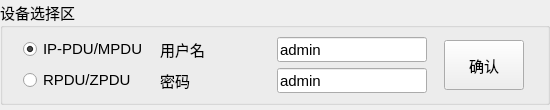
ChinaClever/NetUpgradeTool, file NetUpgradeTool/devselectwid.ui: the form before one commit.
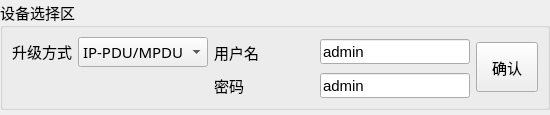
The form after the commit.

What changed in the file:
```diff
--- a/NetUpgradeTool/devselectwid.ui
+++ b/NetUpgradeTool/devselectwid.ui
@@ -41,29 +41,119 @@
       <string>设备选择区</string>
      </property>
      <layout class="QGridLayout" name="gridLayout">
-      <item row="0" column="0">
-       <widget class="QRadioButton" name="ipRadio">
-        <property name="maximumSize">
-         <size>
-          <width>120</width>
-          <height>20</height>
-         </size>
-        </property>
-        <property name="font">
-         <font>
-          <family>Arial</family>
-          <pointsize>11</pointsize>
-         </font>
-        </property>
-        <property name="text">
-         <string>IP-PDU/MPDU</string>
-        </property>
-        <property name="checked">
-         <bool>true</bool>
-        </property>
-       </widget>
-      </item>
       <item row="0" column="1">
+       <widget class="QComboBox" name="ChooseTypeBox">
+        <item>
+         <property name="text">
+          <string>IP-PDU/MPDU</string>
+         </property>
+        </item>
+        <item>
+         <property name="text">
+          <string>ZPDU/RPDU</string>
+         </property>
+        </item>
+        <item>
+         <property name="text">
+          <string>SPDU</string>
+         </property>
+        </item>
+       </widget>
+      </item>
+      <item row="1" column="3">
+       <widget class="QLineEdit" name="pwdEdit">
+        <property name="sizePolicy">
+         <sizepolicy hsizetype="Fixed" vsizetype="Fixed">
+          <horstretch>0</horstretch>
+          <verstretch>0</verstretch>
+         </sizepolicy>
+        </property>
+        <property name="minimumSize">
+         <size>
+          <width>150</width>
+          <height>25</height>
+         </size>
+        </property>
+        <property name="maximumSize">
+         <size>
+          <width>150</width>
+          <height>25</height>
+         </size>
+        </property>
+        <property name="font">
+         <font>
+          <family>Arial</family>
+          <pointsize>11</pointsize>
+         </font>
+        </property>
+        <property name="text">
+         <string>admin</string>
+        </property>
+       </widget>
+      </item>
+      <item row="1" column="2">
+       <widget class="QLabel" name="label_2">
+        <property name="sizePolicy">
+         <sizepolicy hsizetype="Fixed" vsizetype="Fixed">
+          <horstretch>0</horstretch>
+          <verstretch>0</verstretch>
+         </sizepolicy>
+        </property>
+        <property name="minimumSize">
+         <size>
+          <width>100</width>
+          <height>20</height>
+         </size>
+        </property>
+        <property name="maximumSize">
+         <size>
+          <width>100</width>
+          <height>20</height>
+         </size>
+        </property>
+        <property name="font">
+         <font>
+          <family>微软雅黑</family>
+          <pointsize>11</pointsize>
+         </font>
+        </property>
+        <property name="text">
+         <string>密码</string>
+        </property>
+       </widget>
+      </item>
+      <item row="0" column="3">
+       <widget class="QLineEdit" name="userEdit">
+        <property name="sizePolicy">
+         <sizepolicy hsizetype="Fixed" vsizetype="Fixed">
+          <horstretch>0</horstretch>
+          <verstretch>0</verstretch>
+         </sizepolicy>
+        </property>
+        <property name="minimumSize">
+         <size>
+          <width>150</width>
+          <height>25</height>
+         </size>
+        </property>
+        <property name="maximumSize">
+         <size>
+          <width>150</width>
+          <height>25</height>
+         </size>
+        </property>
+        <property name="font">
+         <font>
+          <family>Arial</family>
+          <pointsize>11</pointsize>
+         </font>
+        </property>
+        <property name="text">
+         <string>admin</string>
+        </property>
+       </widget>
+      </item>
+      <item row="0" column="2">
        <widget class="QLabel" name="label">
         <property name="sizePolicy">
          <sizepolicy hsizetype="Fixed" vsizetype="Fixed">
@@ -94,38 +184,7 @@
         </property>
        </widget>
       </item>
-      <item row="0" column="2">
-       <widget class="QLineEdit" name="userEdit">
-        <property name="sizePolicy">
-         <sizepolicy hsizetype="Fixed" vsizetype="Fixed">
-          <horstretch>0</horstretch>
-          <verstretch>0</verstretch>
-         </sizepolicy>
-        </property>
-        <property name="minimumSize">
-         <size>
-          <width>150</width>
-          <height>25</height>
-         </size>
-        </property>
-        <property name="maximumSize">
-         <size>
-          <width>150</width>
-          <height>25</height>
-         </size>
-        </property>
-        <property name="font">
-         <font>
-          <family>Arial</family>
-          <pointsize>11</pointsize>
-         </font>
-        </property>
-        <property name="text">
-         <string>admin</string>
-        </property>
-       </widget>
-      </item>
-      <item row="0" column="3" rowspan="2">
+      <item row="0" column="4" rowspan="2">
        <widget class="QPushButton" name="okBtn">
         <property name="sizePolicy">
          <sizepolicy hsizetype="Fixed" vsizetype="Fixed">
@@ -144,84 +203,16 @@
         </property>
        </widget>
       </item>
-      <item row="1" column="0">
-       <widget class="QRadioButton" name="rzRadio">
-        <property name="maximumSize">
-         <size>
-          <width>120</width>
-          <height>20</height>
-         </size>
-        </property>
-        <property name="font">
-         <font>
-          <family>Arial</family>
-          <pointsize>11</pointsize>
-         </font>
-        </property>
-        <property name="text">
-         <string>RPDU/ZPDU</string>
-        </property>
-       </widget>
-      </item>
-      <item row="1" column="1">
-       <widget class="QLabel" name="label_2">
+      <item row="0" column="0">
+       <widget class="QLabel" name="label_3">
         <property name="sizePolicy">
          <sizepolicy hsizetype="Fixed" vsizetype="Fixed">
           <horstretch>0</horstretch>
           <verstretch>0</verstretch>
          </sizepolicy>
         </property>
-        <property name="minimumSize">
-         <size>
-          <width>100</width>
-          <height>20</height>
-         </size>
-        </property>
-        <property name="maximumSize">
-         <size>
-          <width>100</width>
-          <height>20</height>
-         </size>
-        </property>
-        <property name="font">
-         <font>
-          <family>微软雅黑</family>
-          <pointsize>11</pointsize>
-         </font>
-        </property>
         <property name="text">
-         <string>密码</string>
-        </property>
-       </widget>
-      </item>
-      <item row="1" column="2">
-       <widget class="QLineEdit" name="pwdEdit">
-        <property name="sizePolicy">
-         <sizepolicy hsizetype="Fixed" vsizetype="Fixed">
-          <horstretch>0</horstretch>
-          <verstretch>0</verstretch>
-         </sizepolicy>
-        </property>
-        <property name="minimumSize">
-         <size>
-          <width>150</width>
-          <height>25</height>
-         </size>
-        </property>
-        <property name="maximumSize">
-         <size>
-          <width>150</width>
-          <height>25</height>
-         </size>
-        </property>
-        <property name="font">
-         <font>
-          <family>Arial</family>
-          <pointsize>11</pointsize>
-         </font>
-        </property>
-        <property name="text">
-         <string>admin</string>
+         <string>升级方式</string>
         </property>
        </widget>
       </item>
```
